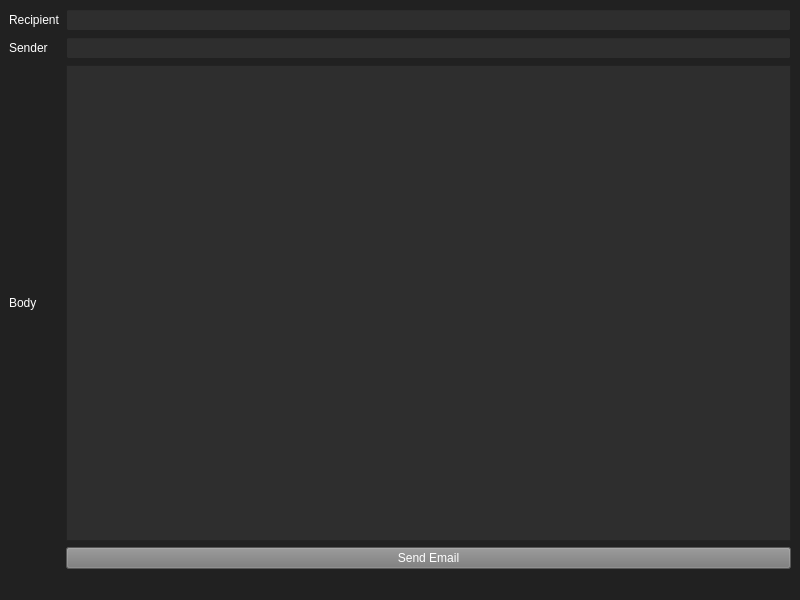
Before: the Qt Designer form main.ui in sarlacii/pyqt5-email-sender, drawn with Qt 5.
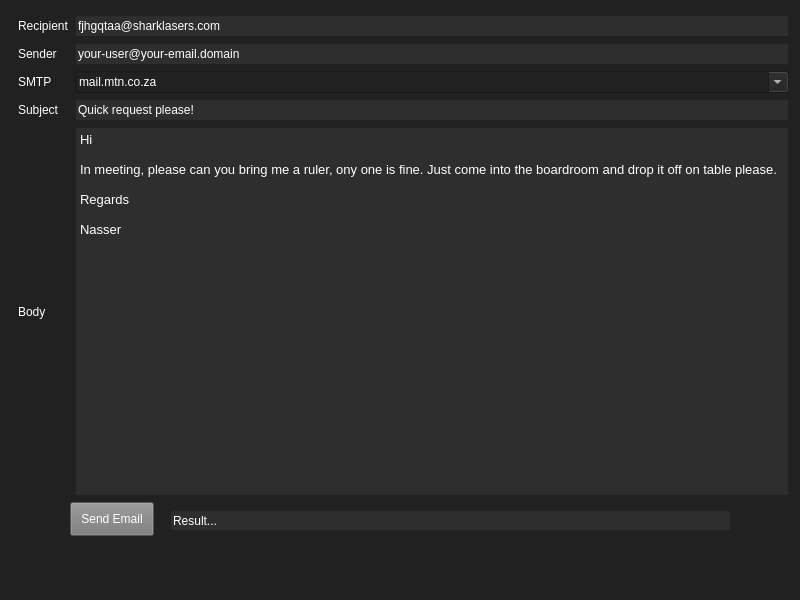
After: the same form once the commit is applied.

Commit message: Added updated SMTP list for ZA

What changed in the file:
```diff
--- a/main.ui
+++ b/main.ui
@@ -29,6 +29,28 @@
 }</string>
   </property>
   <widget class="QWidget" name="centralwidget">
+   <widget class="QPushButton" name="emailButton">
+    <property name="geometry">
+     <rect>
+      <x>70</x>
+      <y>502</y>
+      <width>84</width>
+      <height>34</height>
+     </rect>
+    </property>
+    <property name="text">
+     <string>Send Email</string>
+    </property>
+   </widget>
+   <widget class="QWidget" name="layoutWidget">
+    <property name="geometry">
+     <rect>
+      <x>18</x>
+      <y>15</y>
+      <width>771</width>
+      <height>481</height>
+     </rect>
+    </property>
    <layout class="QGridLayout" name="gridLayout">
     <item row="0" column="0">
      <widget class="QLabel" name="label">
@@ -38,7 +60,11 @@
      </widget>
     </item>
     <item row="0" column="1">
-     <widget class="QLineEdit" name="lineEdit"/>
+      <widget class="QLineEdit" name="lineEdit">
+       <property name="text">
+        <string>fjhgqtaa@sharklasers.com</string>
+       </property>
+      </widget>
     </item>
     <item row="1" column="0">
      <widget class="QLabel" name="label_sender">
@@ -48,16 +74,123 @@
      </widget>
     </item>
     <item row="1" column="1">
-     <widget class="QLineEdit" name="lineEdit_sender"/>
+      <widget class="QLineEdit" name="lineEdit_sender">
+       <property name="text">
+        <string>your-user@your-email.domain</string>
+       </property>
+      </widget>
     </item>
     <item row="2" column="0">
+      <widget class="QLabel" name="label_smtp">
+       <property name="text">
+        <string>SMTP</string>
+       </property>
+      </widget>
+     </item>
+     <item row="2" column="1">
+      <widget class="QComboBox" name="comboBox_smtp">
+       <property name="editable">
+        <bool>true</bool>
+       </property>
+       <item>
+        <property name="text">
+         <string comment="MTN">mail.mtn.co.za</string>
+        </property>
+       </item>
+       <item>
+        <property name="text">
+         <string comment="8TA or Telkom Analogue Dial Up">smtp.saix.net</string>
+        </property>
+       </item>
+       <item>
+        <property name="text">
+         <string comment="Telkom ADS">smtp.dsl.telkomsa.net</string>
+        </property>
+       </item>
+       <item>
+        <property name="text">
+         <string comment="MWEB">smtp.mweb.co.za</string>
+        </property>
+       </item>
+       <item>
+        <property name="text">
+         <string comment="Vodacom">smtp.vodacom.co.za</string>
+        </property>
+       </item>
+       <item>
+        <property name="text">
+         <string comment="Cell C">mail.cmobile.co.za</string>
+        </property>
+       </item>
+       <item>
+        <property name="text">
+         <string comment="Iburst">smtp.iburst.co.za</string>
+        </property>
+       </item>
+       <item>
+        <property name="text">
+         <string comment="Internet Solutions (IS) ADSL">smtp.isdsl.net</string>
+        </property>
+       </item>
+       <item>
+        <property name="text">
+         <string comment="Internet Solutions 3G">smtp.dial-up.net</string>
+        </property>
+       </item>
+       <item>
+        <property name="text">
+         <string comment="Neotel">smtp.neomail.co.za</string>
+        </property>
+       </item>
+       <item>
+        <property name="text">
+         <string comment="ABSA">smtp.absamail.co.za</string>
+        </property>
+       </item>
+       <item>
+        <property name="text">
+         <string comment="@lantic">smtp.lantic.net</string>
+        </property>
+       </item>
+       <item>
+        <property name="text">
+         <string comment="NetActive">smtp.netactive.co.za</string>
+        </property>
+       </item>
+       <item>
+        <property name="text">
+         <string comment="Polka">smtp.polka.co.za</string>
+        </property>
+       </item>
+       <item>
+        <property name="text">
+         <string comment="Web Africa">smtp.wa.co.za</string>
+        </property>
+       </item>
+      </widget>
+     </item>
+     <item row="3" column="0">
+      <widget class="QLabel" name="label_subject">
+       <property name="text">
+        <string>Subject</string>
+       </property>
+      </widget>
+     </item>
+     <item row="3" column="1">
+      <widget class="QLineEdit" name="lineEdit_subject">
+       <property name="text">
+        <string>Quick request please!</string>
+       </property>
+      </widget>
+     </item>
+     <item row="4" column="0">
      <widget class="QLabel" name="label_2">
       <property name="text">
        <string>Body</string>
       </property>
      </widget>
     </item>
-    <item row="2" column="1">
+     <item row="4" column="1">
      <widget class="QTextEdit" name="textEdit">
       <property name="maximumSize">
        <size>
@@ -65,16 +198,36 @@
         <height>1000</height>
        </size>
       </property>
-     </widget>
-    </item>
-    <item row="3" column="1">
-     <widget class="QPushButton" name="emailButton">
-      <property name="text">
-       <string>Send Email</string>
+       <property name="html">
+        <string>&lt;!DOCTYPE HTML PUBLIC &quot;-//W3C//DTD HTML 4.0//EN&quot; &quot;http://www.w3.org/TR/REC-html40/strict.dtd&quot;&gt;
+&lt;html&gt;&lt;head&gt;&lt;meta name=&quot;qrichtext&quot; content=&quot;1&quot; /&gt;&lt;style type=&quot;text/css&quot;&gt;
+p, li { white-space: pre-wrap; }
+&lt;/style&gt;&lt;/head&gt;&lt;body style=&quot; font-family:'Noto Sans'; font-size:10pt; font-weight:400; font-style:normal;&quot;&gt;
+&lt;p style=&quot; margin-top:0px; margin-bottom:0px; margin-left:0px; margin-right:0px; -qt-block-indent:0; text-indent:0px;&quot;&gt;Hi&lt;/p&gt;
+&lt;p style=&quot;-qt-paragraph-type:empty; margin-top:0px; margin-bottom:0px; margin-left:0px; margin-right:0px; -qt-block-indent:0; text-indent:0px;&quot;&gt;&lt;br /&gt;&lt;/p&gt;
+&lt;p style=&quot; margin-top:0px; margin-bottom:0px; margin-left:0px; margin-right:0px; -qt-block-indent:0; text-indent:0px;&quot;&gt;In meeting, please can you bring me a ruler, ony one is fine. Just come into the boardroom and drop it off on table please.&lt;/p&gt;
+&lt;p style=&quot;-qt-paragraph-type:empty; margin-top:0px; margin-bottom:0px; margin-left:0px; margin-right:0px; -qt-block-indent:0; text-indent:0px;&quot;&gt;&lt;br /&gt;&lt;/p&gt;
+&lt;p style=&quot; margin-top:0px; margin-bottom:0px; margin-left:0px; margin-right:0px; -qt-block-indent:0; text-indent:0px;&quot;&gt;Regards&lt;/p&gt;
+&lt;p style=&quot;-qt-paragraph-type:empty; margin-top:0px; margin-bottom:0px; margin-left:0px; margin-right:0px; -qt-block-indent:0; text-indent:0px;&quot;&gt;&lt;br /&gt;&lt;/p&gt;
+&lt;p style=&quot; margin-top:0px; margin-bottom:0px; margin-left:0px; margin-right:0px; -qt-block-indent:0; text-indent:0px;&quot;&gt;Nasser&lt;/p&gt;&lt;/body&gt;&lt;/html&gt;</string>
       </property>
      </widget>
     </item>
    </layout>
+   </widget>
+   <widget class="QLineEdit" name="lineEdit_result">
+    <property name="geometry">
+     <rect>
+      <x>170</x>
+      <y>510</y>
+      <width>561</width>
+      <height>21</height>
+     </rect>
+    </property>
+    <property name="text">
+     <string>Result...</string>
+    </property>
+   </widget>
   </widget>
   <widget class="QMenuBar" name="menubar">
    <property name="geometry">
```
Lines whose indentation alone changed are shown as unchanged. The commit also changes 2 other files.
